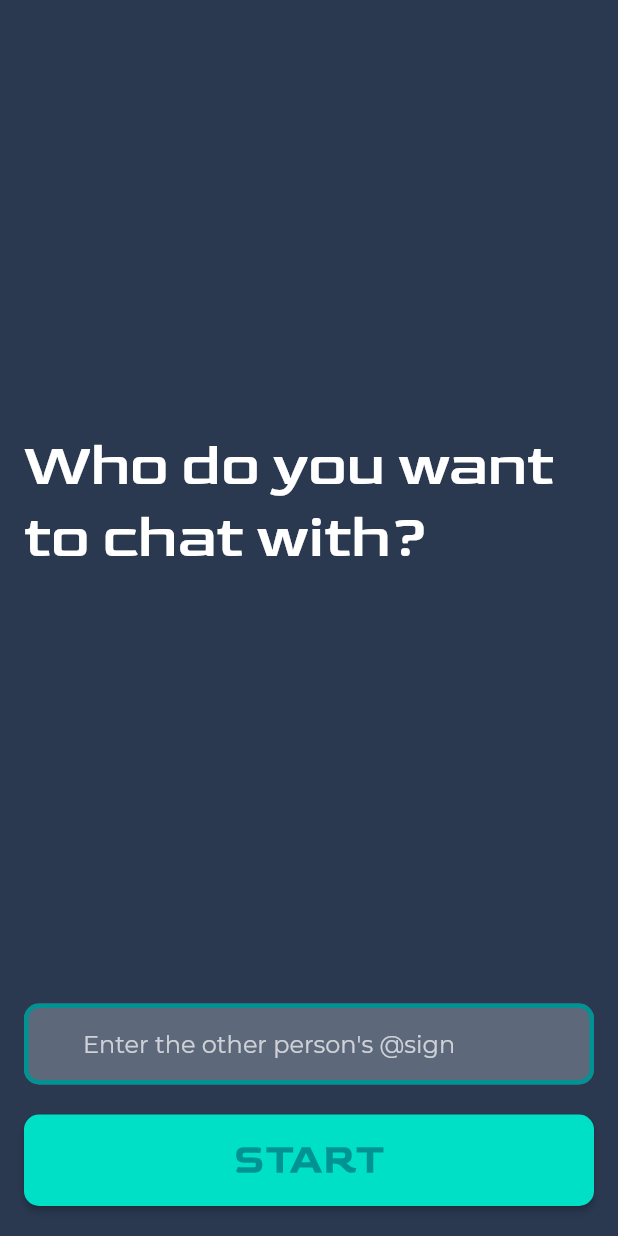
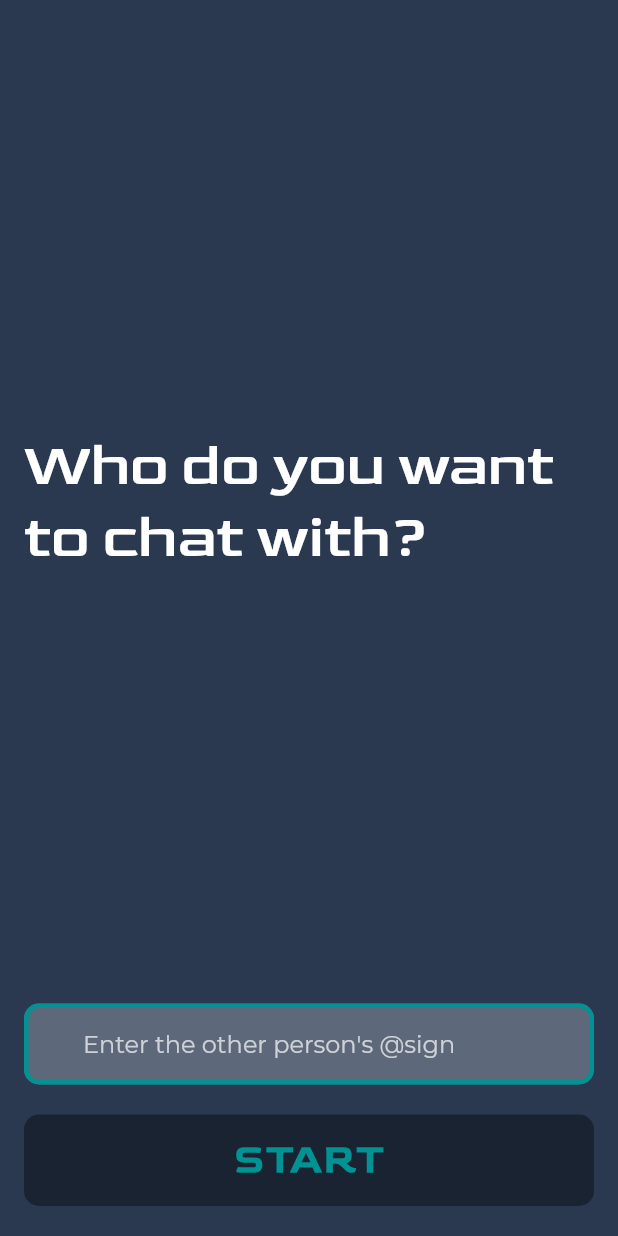
Before and after one commit to sbis04/pri_at_morse, a Flutter app: the SelectPage screen opened directly with empty values, on a phone screen of 412 x 824 dp. Run offline on Flutter 3.47's test engine with Material 2 defaults, Android fonts, the phone set to English and light mode, and no system bars; missing offline and left inert: at_client_mobile, at_commons, at_demo_data.

Commit message:
Update select page

```diff
--- a/lib/screens/select_page.dart
+++ b/lib/screens/select_page.dart
@@ -1,5 +1,6 @@
 import 'package:flutter/material.dart';
 import 'package:primorse/res/custom_colors.dart';
+import 'package:primorse/screens/chat_page.dart';
 
 class SelectPage extends StatefulWidget {
   final String currentUserAtSign;
@@ -131,15 +132,16 @@ class _SelectPageState extends State<SelectPage> {
                   child: RaisedButton(
                     color: CustomColors.highlight,
                     onPressed:
-                        _textControllerAtSign.text != null || _textControllerAtSign.text != ''
+                        _textControllerAtSign.text != null && _textControllerAtSign.text != ''
                             ? () {
-                                // Navigator.of(context).pushReplacement(
-                                //   MaterialPageRoute(
-                                //     builder: (context) => SelectPage(
-                                //       currentUserAtSign: _textControllerAtSign.text,
-                                //     ),
-                                //   ),
-                                // );
+                                Navigator.of(context).push(
+                                  MaterialPageRoute(
+                                    builder: (context) => ChatPage(
+                                      userAtSign: widget.currentUserAtSign,
+                                      otherAtSign: _textControllerAtSign.text,
+                                    ),
+                                  ),
+                                );
                               }
                             : null,
                     shape: RoundedRectangleBorder(
@@ -157,16 +159,6 @@ class _SelectPageState extends State<SelectPage> {
                               ? CustomColors.dark
                               : CustomColors.medium,
                           letterSpacing: 1.5,
-                          shadows: _textControllerAtSign.text != null ||
-                                  _textControllerAtSign.text != ''
-                              ? <Shadow>[
-                                  Shadow(
-                                    offset: Offset(1.5, 1.5),
-                                    blurRadius: 3.0,
-                                    color: CustomColors.highlight,
-                                  ),
-                                ]
-                              : null,
                         ),
                       ),
                     ),
```
